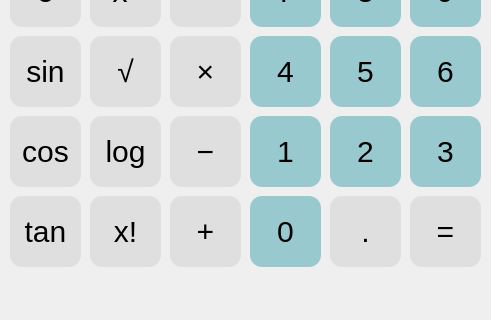
Before: the Qt Designer form src/qt/mainwindow.ui in RadekManak/ivs-fitutubies, drawn with Qt 5; both pictures show x 0 to 491 and y 314 to 634 of the 491 by 634 pixel window.
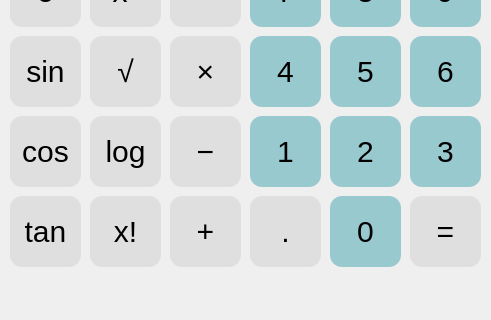
After: the same form once the commit is applied.

Commit message: Swap decimal and zero buttons

```diff
--- a/src/qt/mainwindow.ui
+++ b/src/qt/mainwindow.ui
@@ -86,7 +86,7 @@
    <widget class="QPushButton" name="pushButton_point">
     <property name="geometry">
      <rect>
-      <x>330</x>
+      <x>250</x>
       <y>510</y>
       <width>71</width>
       <height>71</height>
@@ -119,7 +119,7 @@
    <widget class="QPushButton" name="pushButton_0">
     <property name="geometry">
      <rect>
-      <x>250</x>
+      <x>330</x>
       <y>510</y>
       <width>71</width>
       <height>71</height>
```
